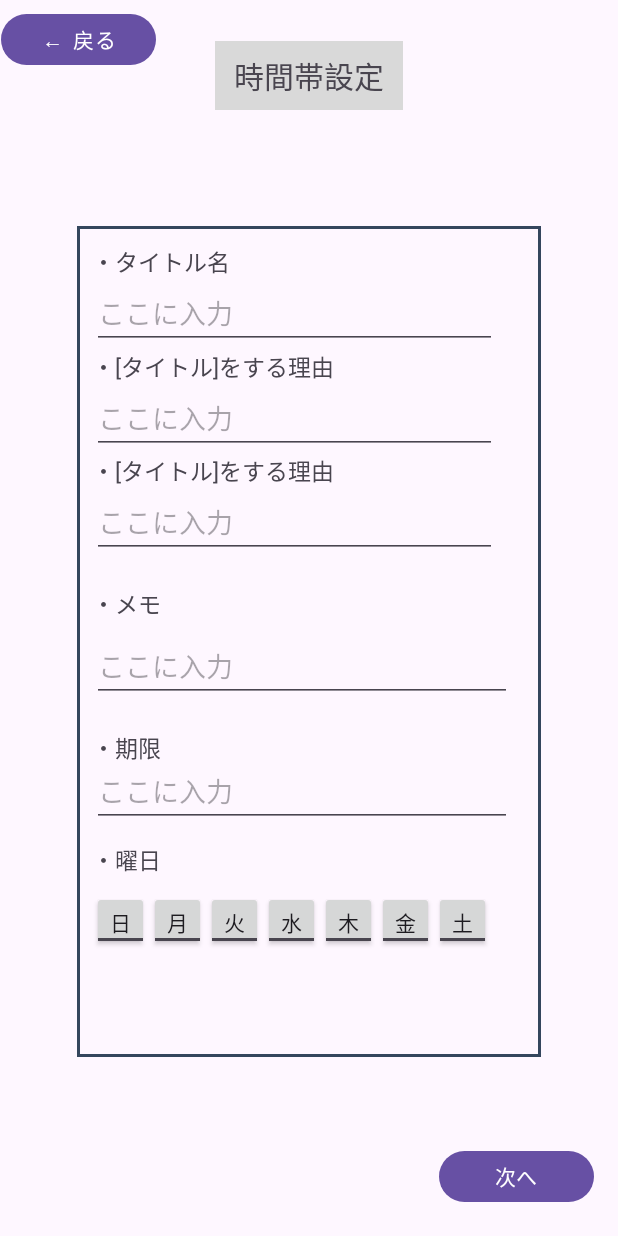
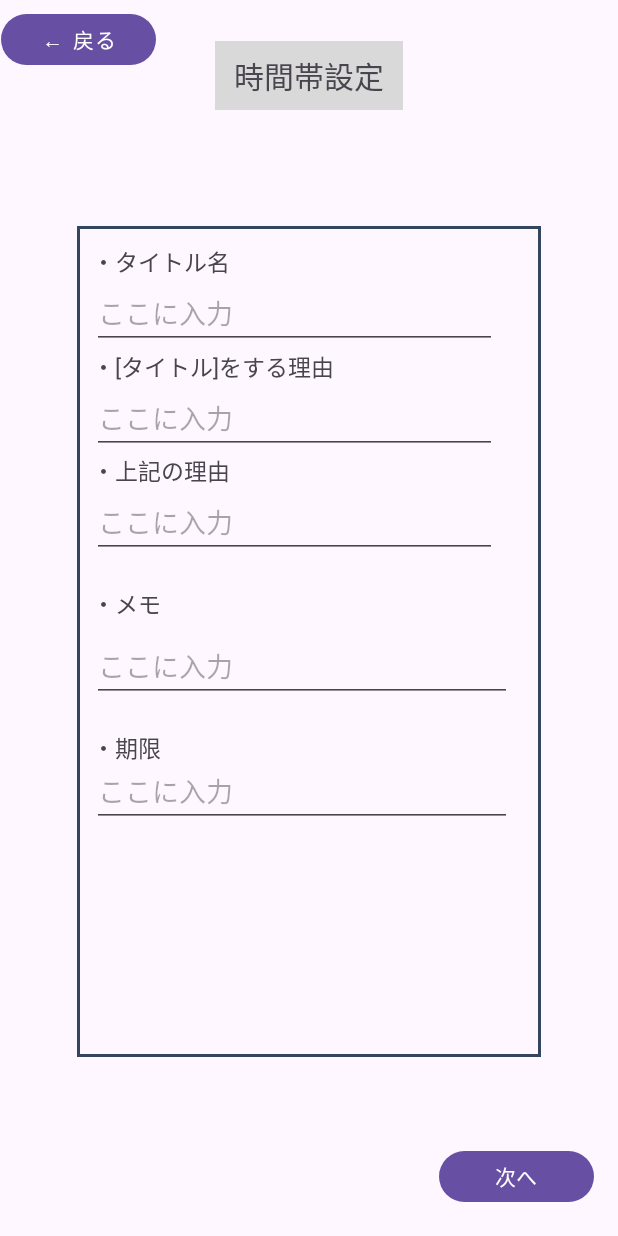
Before and after one commit to SoSatoNITIC/AppBlockTaskList, an Android app: the TaskSettingShould screen opened through its navigation route, on a phone screen of 412 x 824 dp. Run offline under Robolectric (Android 15) with nearby library versions, the phone set to English and light mode, and no system bars.

Commit message:
変数の保存と、トグルを消したレイアウトファイル

```diff
--- a/app/src/main/java/com/example/appblocktasklist/LockSettingUseAble.kt
+++ b/app/src/main/java/com/example/appblocktasklist/LockSettingUseAble.kt
@@ -6,6 +6,7 @@ import android.view.LayoutInflater
 import android.view.View
 import android.view.ViewGroup
 import android.widget.Button
+import android.widget.ToggleButton
 import androidx.navigation.fragment.NavHostFragment
 
 
@@ -29,6 +30,13 @@ class LockSettingUseAble : Fragment() {
         val navController = navHostFragment.navController
 
         view.findViewById<Button>(R.id.button3).setOnClickListener{
+            val sunday = view.findViewById<ToggleButton>(R.id.SundayToggleButton)
+            val monday = view.findViewById<ToggleButton>(R.id.MondayToggleButton)
+            val tuesday = view.findViewById<ToggleButton>(R.id.TuesdayToggleButton)
+            val wednesday = view.findViewById<ToggleButton>(R.id.WednesdayToggleButton)
+            val thursday = view.findViewById<ToggleButton>(R.id.ThursdayToggleButton)
+            val friday = view.findViewById<ToggleButton>(R.id.FridayToggleButton)
+            val saturday = view.findViewById<ToggleButton>(R.id.SaturdayToggleButton)
             val action = LockSettingUseAbleDirections.actionLockSettingUseabletimeFragmentToLockSettingTargetFragment()
             navController.navigate(action)
         }
--- a/app/src/main/java/com/example/appblocktasklist/TaskSettingShould.kt
+++ b/app/src/main/java/com/example/appblocktasklist/TaskSettingShould.kt
@@ -6,6 +6,7 @@ import android.view.LayoutInflater
 import android.view.View
 import android.view.ViewGroup
 import android.widget.Button
+import android.widget.EditText
 import androidx.navigation.fragment.NavHostFragment
 
 
@@ -26,6 +27,12 @@ class TaskSettingShould : Fragment() {
         val navController = navHostFragment.navController
 
         view.findViewById<Button>(R.id.button3).setOnClickListener{
+
+            val title = view.findViewById<EditText>(R.id.title)
+            val titleReason = view.findViewById<EditText>(R.id.title_reason)
+            val reasonOfReason = view.findViewById<EditText>(R.id.reason_of_reason)
+            val memo = view.findViewById<EditText>(R.id.memo)
+            val kigen = view.findViewById<EditText>(R.id.kigen)
             val action = TaskSettingShouldDirections.actionTaskSettingShouldToSystemHomeFragment()
             navController.navigate(action)
         }
--- a/app/src/main/res/layout/fragment_task_setting_should.xml
+++ b/app/src/main/res/layout/fragment_task_setting_should.xml
@@ -1,13 +1,12 @@
 <?xml version="1.0" encoding="UTF-8"?>
 <FrameLayout xmlns:android="http://schemas.android.com/apk/res/android"
+    xmlns:app="http://schemas.android.com/apk/res-auto"
     xmlns:tools="http://schemas.android.com/tools"
     android:layout_width="match_parent"
     android:layout_height="match_parent"
     tools:context=".TaskSettingShould">
 
-    <androidx.constraintlayout.widget.ConstraintLayout xmlns:android="http://schemas.android.com/apk/res/android"
-        xmlns:app="http://schemas.android.com/apk/res-auto"
-        xmlns:tools="http://schemas.android.com/tools"
+    <androidx.constraintlayout.widget.ConstraintLayout
         android:layout_width="match_parent"
         android:layout_height="match_parent">
 
@@ -74,7 +73,7 @@
             app:layout_constraintVertical_bias="0.022" />
 
         <EditText
-            android:id="@+id/et"
+            android:id="@+id/title"
             android:layout_width="270dp"
             android:layout_height="48dp"
             android:ems="10"
@@ -101,7 +100,7 @@
             app:layout_constraintVertical_bias="0.154" />
 
         <EditText
-            android:id="@+id/et1"
+            android:id="@+id/title_reason"
             android:layout_width="270dp"
             android:layout_height="48dp"
             android:ems="10"
@@ -118,7 +117,7 @@
             android:id="@+id/textView5"
             android:layout_width="180dp"
             android:layout_height="22dp"
-            android:text="・[タイトル]をする理由"
+            android:text="・上記の理由"
             android:textSize="15sp"
             app:layout_constraintBottom_toBottomOf="@+id/textView10"
             app:layout_constraintEnd_toEndOf="@+id/textView10"
@@ -128,7 +127,7 @@
             app:layout_constraintVertical_bias="0.285" />
 
         <EditText
-            android:id="@+id/et2"
+            android:id="@+id/reason_of_reason"
             android:layout_width="270dp"
             android:layout_height="48dp"
             android:ems="10"
@@ -155,7 +154,7 @@
             app:layout_constraintVertical_bias="0.451" />
 
         <EditText
-            android:id="@+id/et3"
+            android:id="@+id/memo"
             android:layout_width="280dp"
             android:layout_height="43dp"
             android:ems="10"
@@ -182,7 +181,7 @@
             app:layout_constraintVertical_bias="0.631" />
 
         <EditText
-            android:id="@+id/et4"
+            android:id="@+id/kigen"
             android:layout_width="280dp"
             android:layout_height="43dp"
             android:ems="10"
@@ -195,118 +194,6 @@
             app:layout_constraintTop_toTopOf="@+id/textView10"
             app:layout_constraintVertical_bias="0.7" />
 
-        <TextView
-            android:id="@+id/textView8"
-            android:layout_width="180dp"
-            android:layout_height="22dp"
-            android:text="・曜日"
-            android:textSize="15sp"
-            app:layout_constraintBottom_toBottomOf="@+id/textView10"
-            app:layout_constraintEnd_toEndOf="@+id/textView10"
-            app:layout_constraintHorizontal_bias="0.077"
-            app:layout_constraintStart_toStartOf="@+id/textView10"
-            app:layout_constraintTop_toTopOf="@+id/textView10"
-            app:layout_constraintVertical_bias="0.772" />
-
-        <ToggleButton
-            android:id="@+id/SundayToggleButton"
-            android:layout_width="38dp"
-            android:layout_height="39dp"
-            android:text="ToggleButton"
-            android:textOff="日"
-            android:textOn="日"
-            app:layout_constraintBottom_toBottomOf="@+id/textView10"
-            app:layout_constraintEnd_toEndOf="@+id/textView10"
-            app:layout_constraintHorizontal_bias="0.036"
-            app:layout_constraintStart_toStartOf="@+id/textView10"
-            app:layout_constraintTop_toTopOf="@+id/textView10"
-            app:layout_constraintVertical_bias="0.862" />
-
-
-        <ToggleButton
-            android:id="@+id/MondayToggleButton"
-            android:layout_width="38dp"
-            android:layout_height="39dp"
-            android:text="ToggleButton"
-            android:textOff="月"
-            android:textOn="月"
-            app:layout_constraintBottom_toBottomOf="@+id/textView10"
-            app:layout_constraintEnd_toEndOf="@+id/textView10"
-            app:layout_constraintHorizontal_bias="0.177"
-            app:layout_constraintStart_toStartOf="@+id/textView10"
-            app:layout_constraintTop_toTopOf="@+id/textView10"
-            app:layout_constraintVertical_bias="0.862" />
-
-        <ToggleButton
-            android:id="@+id/TuesdayToggleButton"
-            android:layout_width="38dp"
-            android:layout_height="39dp"
-            android:text="ToggleButton"
-            android:textOff="火"
-            android:textOn="火"
-            app:layout_constraintBottom_toBottomOf="@+id/textView10"
-            app:layout_constraintEnd_toEndOf="@+id/textView10"
-            app:layout_constraintHorizontal_bias="0.317"
-            app:layout_constraintStart_toStartOf="@+id/textView10"
-            app:layout_constraintTop_toTopOf="@+id/textView10"
-            app:layout_constraintVertical_bias="0.862" />
-
-        <ToggleButton
-            android:id="@+id/WednesdayToggleButton"
-            android:layout_width="38dp"
-            android:layout_height="39dp"
-            android:text="ToggleButton"
-            android:textOff="水"
-            android:textOn="水"
-            app:layout_constraintBottom_toBottomOf="@+id/textView10"
-            app:layout_constraintEnd_toEndOf="@+id/textView10"
-            app:layout_constraintHorizontal_bias="0.457"
-            app:layout_constraintStart_toStartOf="@+id/textView10"
-            app:layout_constraintTop_toTopOf="@+id/textView10"
-            app:layout_constraintVertical_bias="0.862" />
-
-        <ToggleButton
-            android:id="@+id/ThursdayToggleButton"
-            android:layout_width="38dp"
-            android:layout_height="39dp"
-            android:text="ToggleButton"
-            android:textOff="木"
-            android:textOn="木"
-            app:layout_constraintBottom_toBottomOf="@+id/textView10"
-            app:layout_constraintEnd_toEndOf="@+id/textView10"
-            app:layout_constraintHorizontal_bias="0.597"
-            app:layout_constraintStart_toStartOf="@+id/textView10"
-            app:layout_constraintTop_toTopOf="@+id/textView10"
-            app:layout_constraintVertical_bias="0.862" />
-
-        <ToggleButton
-            android:id="@+id/FridayToggleButton"
-            android:layout_width="38dp"
-            android:layout_height="39dp"
-            android:text="ToggleButton"
-            android:textOff="金"
-            android:textOn="金"
-            app:layout_constraintBottom_toBottomOf="@+id/textView10"
-            app:layout_constraintEnd_toEndOf="@+id/textView10"
-            app:layout_constraintHorizontal_bias="0.738"
-            app:layout_constraintStart_toStartOf="@+id/textView10"
-            app:layout_constraintTop_toTopOf="@+id/textView10"
-            app:layout_constraintVertical_bias="0.862" />
-
-        <ToggleButton
-            android:id="@+id/SaturdayToggleButton"
-            android:layout_width="38dp"
-            android:layout_height="39dp"
-            android:text="ToggleButton"
-            android:textOff="土"
-            android:textOn="土"
-            app:layout_constraintBottom_toBottomOf="@+id/textView10"
-            app:layout_constraintEnd_toEndOf="@+id/textView10"
-            app:layout_constraintHorizontal_bias="0.878"
-            app:layout_constraintStart_toStartOf="@+id/textView10"
-            app:layout_constraintTop_toTopOf="@+id/textView10"
-            app:layout_constraintVertical_bias="0.862" />
-
     </androidx.constraintlayout.widget.ConstraintLayout>
 
 </FrameLayout>
```
